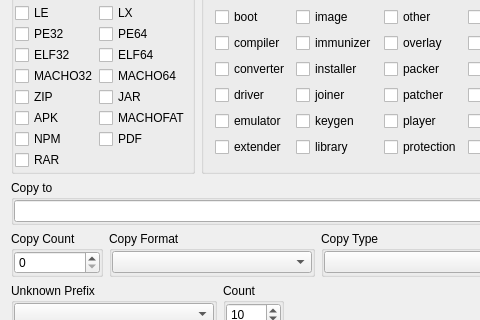
horsicq/DIE-sort, file gui_source/guimainwindow.ui: the form before one commit; both pictures show x 0 to 480 and y 353 to 673 of the 1031 by 871 pixel window.
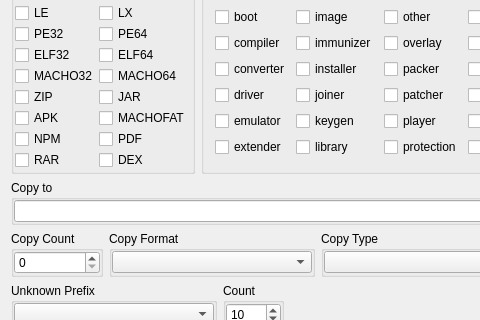
The form after the commit.

Diff of the .ui file:
```diff
--- a/gui_source/guimainwindow.ui
+++ b/gui_source/guimainwindow.ui
@@ -482,6 +482,13 @@
            </property>
           </widget>
          </item>
+         <item row="11" column="1">
+          <widget class="QCheckBox" name="checkBoxDEX">
+           <property name="text">
+            <string>DEX</string>
+           </property>
+          </widget>
+         </item>
         </layout>
        </widget>
       </item>
```
